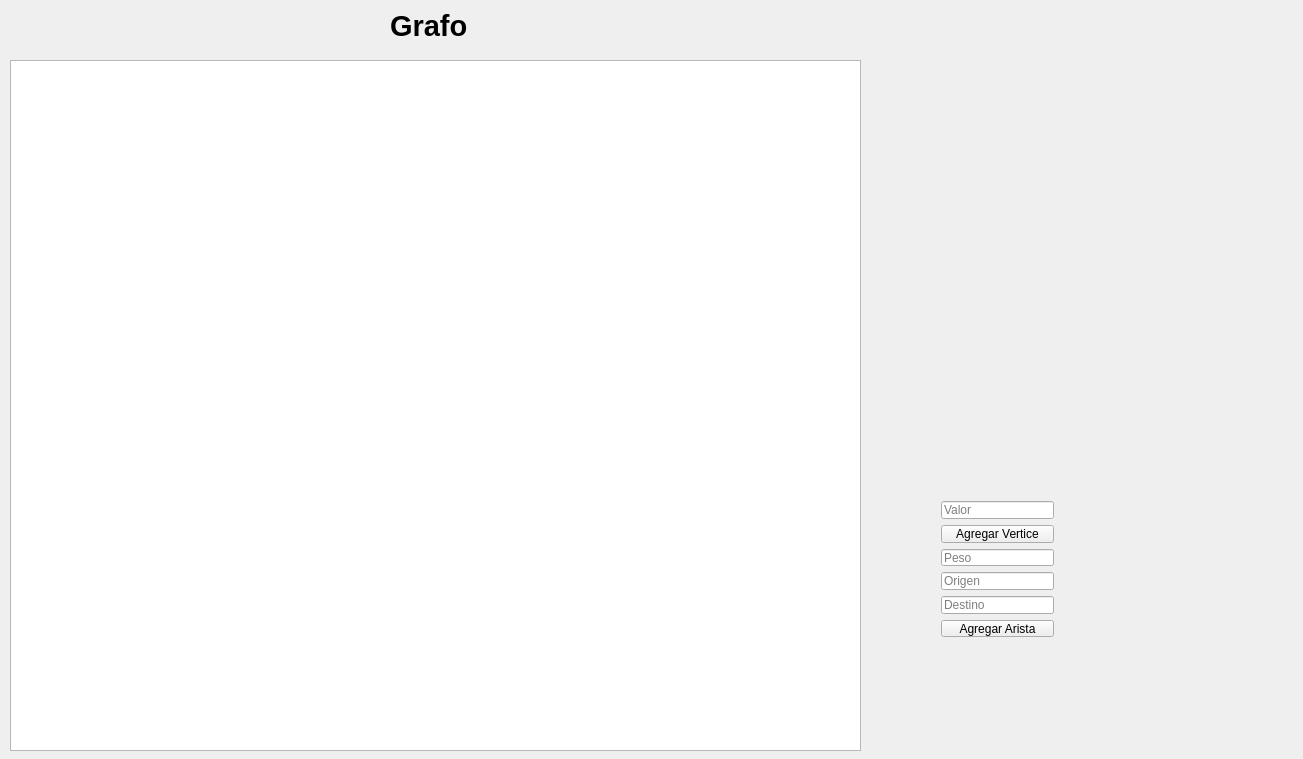
Old version of the form graficador.ui in the repository AleKiller21/Graficador-de-Grafos.
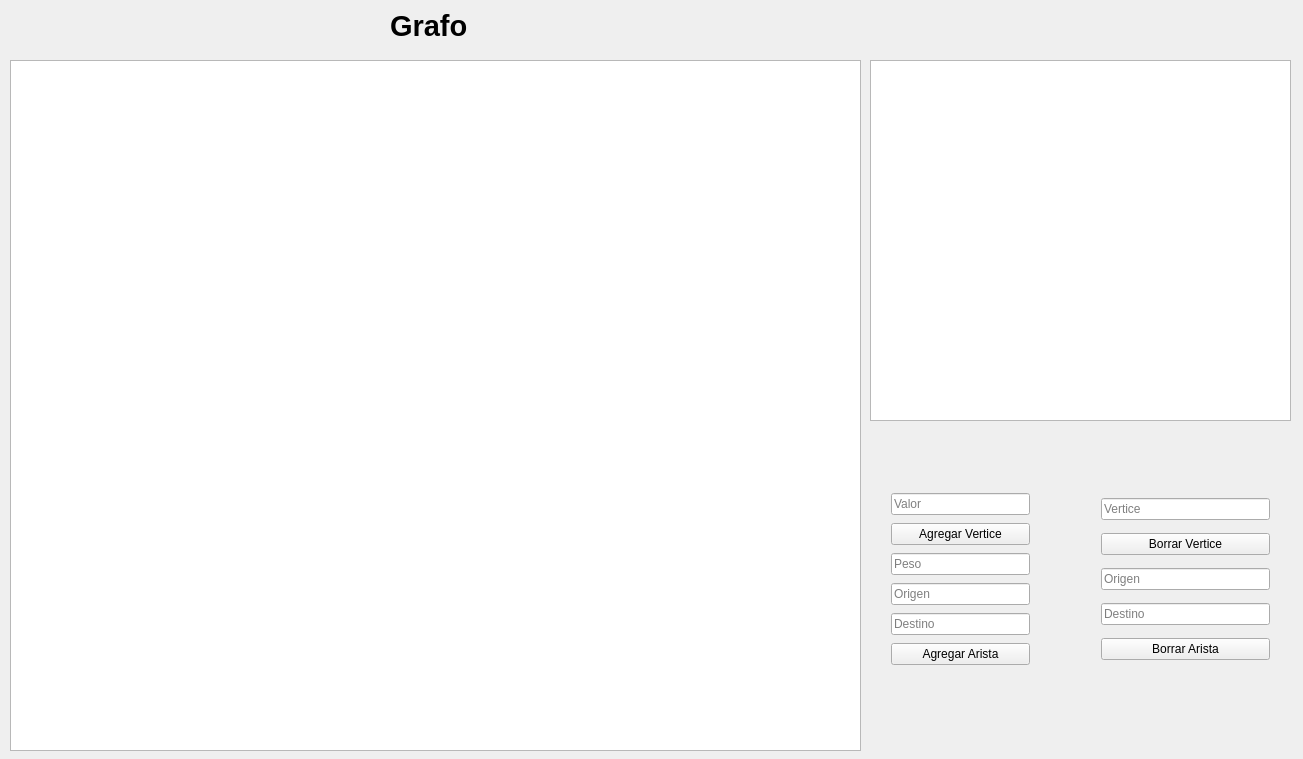
New version of the form.

```diff
--- a/graficador.ui
+++ b/graficador.ui
@@ -26,10 +26,10 @@
   <widget class="QWidget" name="layoutWidget">
    <property name="geometry">
     <rect>
-     <x>930</x>
-     <y>490</y>
-     <width>135</width>
-     <height>158</height>
+     <x>880</x>
+     <y>480</y>
+     <width>161</width>
+     <height>201</height>
     </rect>
    </property>
    <layout class="QVBoxLayout" name="verticalLayout">
@@ -97,6 +97,63 @@
     <string>Grafo</string>
    </property>
   </widget>
+  <widget class="QGraphicsView" name="graphicsView">
+   <property name="geometry">
+    <rect>
+     <x>870</x>
+     <y>60</y>
+     <width>421</width>
+     <height>361</height>
+    </rect>
+   </property>
+  </widget>
+  <widget class="QWidget" name="">
+   <property name="geometry">
+    <rect>
+     <x>1090</x>
+     <y>480</y>
+     <width>191</width>
+     <height>201</height>
+    </rect>
+   </property>
+   <layout class="QVBoxLayout" name="verticalLayout_2">
+    <item>
+     <widget class="QLineEdit" name="lineEditEliminarVertice">
+      <property name="placeholderText">
+       <string>Vertice</string>
+      </property>
+     </widget>
+    </item>
+    <item>
+     <widget class="QPushButton" name="btnEliminarVertice">
+      <property name="text">
+       <string>Borrar Vertice</string>
+      </property>
+     </widget>
+    </item>
+    <item>
+     <widget class="QLineEdit" name="lineEditEliminarAristaOrigen">
+      <property name="placeholderText">
+       <string>Origen</string>
+      </property>
+     </widget>
+    </item>
+    <item>
+     <widget class="QLineEdit" name="lineEditEliminarAristaDestino">
+      <property name="placeholderText">
+       <string>Destino</string>
+      </property>
+     </widget>
+    </item>
+    <item>
+     <widget class="QPushButton" name="btnEliminarArista">
+      <property name="text">
+       <string>Borrar Arista</string>
+      </property>
+     </widget>
+    </item>
+   </layout>
+  </widget>
  </widget>
  <layoutdefault spacing="6" margin="11"/>
  <resources/>
```
